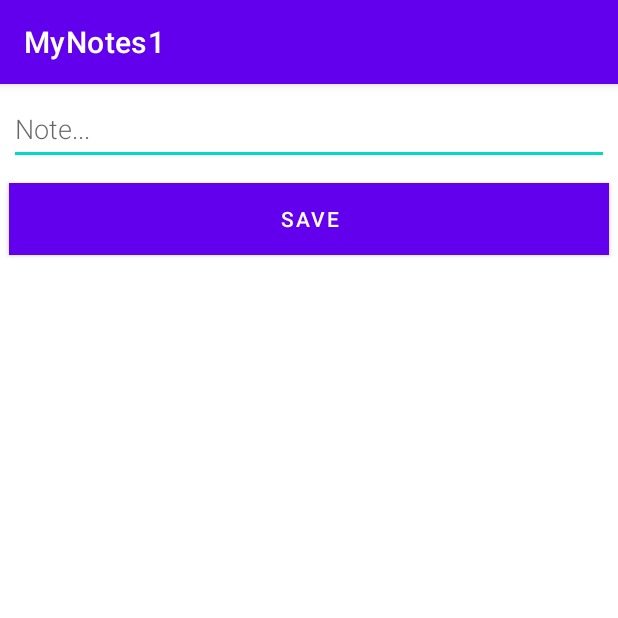
After one commit to Arsh-78/MiniProjectsLearning, an Android app: the NewNoteActivity screen opened directly, with no data from a screen before it, on a phone screen of 412 x 824 dp, the top half of it. The commit adds this screen. Run offline under Robolectric (Android 15) with nearby library versions, the phone set to English and light mode, and no system bars.

Commit message:
Notes Can be added and saved

```diff
--- a/Notes App/app/src/main/AndroidManifest.xml
+++ b/Notes App/app/src/main/AndroidManifest.xml
@@ -3,12 +3,14 @@
     package="com.example.mynotes1">
 
     <application
+        android:name=".Note.NotesApplication"
         android:allowBackup="true"
         android:icon="@mipmap/ic_launcher"
         android:label="@string/app_name"
         android:roundIcon="@mipmap/ic_launcher_round"
         android:supportsRtl="true"
         android:theme="@style/Theme.MyNotes1">
+        <activity android:name=".NewNoteActivity"></activity>
         <activity android:name=".MainActivity">
             <intent-filter>
                 <action android:name="android.intent.action.MAIN" />
--- /dev/null
+++ b/Notes App/app/src/main/java/com/example/mynotes1/NewNoteActivity.kt
@@ -0,0 +1,36 @@
+package com.example.mynotes1
+
+import android.app.Activity
+import android.content.Intent
+import androidx.appcompat.app.AppCompatActivity
+import android.os.Bundle
+import android.text.TextUtils
+import android.widget.Button
+import android.widget.EditText
+
+class NewNoteActivity : AppCompatActivity() {
+    private lateinit var editNoteView: EditText
+
+    public override fun onCreate(savedInstanceState: Bundle?) {
+        super.onCreate(savedInstanceState)
+        setContentView(R.layout.activity_new_note)
+        editNoteView = findViewById(R.id.edit_note)
+
+        val button = findViewById<Button>(R.id.button_save)
+        button.setOnClickListener {
+            val replyIntent = Intent()
+            if (TextUtils.isEmpty(editNoteView.text)) {
+                setResult(Activity.RESULT_CANCELED, replyIntent)
+            } else {
+                val note = editNoteView.text.toString()
+                replyIntent.putExtra(EXTRA_REPLY, note)
+                setResult(Activity.RESULT_OK, replyIntent)
+            }
+            finish()
+        }
+    }
+
+    companion object {
+        const val EXTRA_REPLY = "com.example.android.notelistsql.REPLY"
+    }
+}
--- a/Notes App/app/src/main/java/com/example/mynotes1/Note/Note.kt
+++ b/Notes App/app/src/main/java/com/example/mynotes1/Note/Note.kt
@@ -7,4 +7,4 @@ import androidx.room.PrimaryKey
 
 
 @Entity(tableName = "Note_table")
-data class Note( @ColumnInfo (name = "Note") var note: String,@PrimaryKey(autoGenerate = true) val id: Int)
+data class Note(@ColumnInfo (name = "Note") var note: String,@PrimaryKey(autoGenerate = true) val id: Int = 0)
--- a/Notes App/app/src/main/java/com/example/mynotes1/Note/NoteListAdapter.kt
+++ b/Notes App/app/src/main/java/com/example/mynotes1/Note/NoteListAdapter.kt
@@ -9,7 +9,7 @@ import androidx.recyclerview.widget.ListAdapter
 import androidx.recyclerview.widget.RecyclerView
 import com.example.mynotes1.R
 
-class NoteListAdapter : ListAdapter<Note, NoteListAdapter.NoteViewHolder>(NotessComparator()) {
+class NoteListAdapter : ListAdapter<Note, NoteListAdapter.NoteViewHolder>(NotesComparator()) {
 
     override fun onCreateViewHolder(parent: ViewGroup, viewType: Int): NoteViewHolder {
         return NoteViewHolder.create(parent)
@@ -36,7 +36,7 @@ class NoteListAdapter : ListAdapter<Note, NoteListAdapter.NoteViewHolder>(Notess
         }
     }
 
-    class NotessComparator : DiffUtil.ItemCallback<Note>() {
+    class NotesComparator : DiffUtil.ItemCallback<Note>() {
         override fun areItemsTheSame(oldItem: Note, newItem: Note): Boolean {
             return oldItem === newItem
         }
--- a/Notes App/app/src/main/java/com/example/mynotes1/Note/NoteRepository.kt
+++ b/Notes App/app/src/main/java/com/example/mynotes1/Note/NoteRepository.kt
@@ -19,4 +19,10 @@ class NoteRepository(private val noteDao: NoteDao) {
     suspend fun insert(note: Note) {
         noteDao.insert(note)
     }
+
+    @Suppress("RedundantSuspendModifier")
+    @WorkerThread
+    suspend fun deleteNote(note: Note) {
+        noteDao.deleteNote(note)
+    }
 }
--- a/Notes App/app/src/main/java/com/example/mynotes1/Note/NoteViewModel.kt
+++ b/Notes App/app/src/main/java/com/example/mynotes1/Note/NoteViewModel.kt
@@ -1,6 +1,7 @@
 package com.example.mynotes1.Note
 
 import androidx.lifecycle.*
+import kotlinx.coroutines.CoroutineScope
 import kotlinx.coroutines.launch
 
 class NoteViewModel(private val repository: NoteRepository) : ViewModel() {
@@ -17,6 +18,9 @@ class NoteViewModel(private val repository: NoteRepository) : ViewModel() {
     fun insert(note: Note) = viewModelScope.launch {
         repository.insert(note)
     }
+
+    fun deleteNote(note: Note)=viewModelScope.launch {
+    repository.deleteNote(note)}
 }
 
 class NoteViewModelFactory(private val repository: NoteRepository) : ViewModelProvider.Factory {
--- a/Notes App/app/src/main/java/com/example/mynotes1/Note/NotesApplication.kt
+++ b/Notes App/app/src/main/java/com/example/mynotes1/Note/NotesApplication.kt
@@ -1,10 +1,14 @@
 package com.example.mynotes1.Note
 
 import android.app.Application
+import kotlinx.coroutines.CoroutineScope
+import kotlinx.coroutines.SupervisorJob
 
 class NotesApplication : Application() {
+
+    val applicationScope = CoroutineScope(SupervisorJob())
     // Using by lazy so the database and the repository are only created when they're needed
     // rather than when the application starts
-    val database by lazy { NoteRoomDataBase.getDatabase(this) }
+    val database by lazy { NoteRoomDataBase.getDatabase(this,applicationScope) }
     val repository by lazy { NoteRepository(database.noteDao()) }
 }
--- a/Notes App/app/src/main/java/com/example/mynotes1/Note/NotesDAO.kt
+++ b/Notes App/app/src/main/java/com/example/mynotes1/Note/NotesDAO.kt
@@ -12,7 +12,7 @@ interface NoteDao {
     suspend fun insert(note: Note)
 
     @Delete
-    fun delete(note: Note)
+    fun deleteNote(note: Note)
 
     @Query("DELETE FROM Note_table")
     suspend fun deleteAll()
--- /dev/null
+++ b/Notes App/app/src/main/res/layout/activity_new_note.xml
@@ -0,0 +1,27 @@
+<?xml version="1.0" encoding="utf-8"?>
+<LinearLayout xmlns:android="http://schemas.android.com/apk/res/android"
+    android:orientation="vertical"
+    android:layout_width="match_parent"
+    android:layout_height="match_parent">
+
+    <EditText
+        android:id="@+id/edit_note"
+        android:layout_width="match_parent"
+        android:layout_height="wrap_content"
+        android:minHeight="@dimen/min_height"
+        android:fontFamily="sans-serif-light"
+        android:hint="@string/hint_word"
+        android:inputType="textAutoComplete"
+        android:layout_margin="@dimen/big_padding"
+        android:textSize="18sp" />
+
+    <Button
+        android:id="@+id/button_save"
+        android:layout_width="match_parent"
+        android:layout_height="wrap_content"
+        android:background="@color/colorPrimary"
+        android:text="@string/button_save"
+        android:layout_margin="@dimen/big_padding"
+        android:textColor="@color/buttonLabel" />
+
+</LinearLayout>
--- a/Notes App/app/src/main/res/layout/recyclerview_item.xml
+++ b/Notes App/app/src/main/res/layout/recyclerview_item.xml
@@ -13,5 +13,8 @@
         android:layout_width="match_parent"
         android:layout_height="wrap_content"
         android:textColor="@color/black"
-        android:background="@android:color/holo_orange_light" />
+        android:maxLines="1"
+        android:ellipsize="end"
+        android:background="@android:color/holo_orange_light"
+         />
 </LinearLayout>
--- a/Notes App/app/src/main/res/values/colors.xml
+++ b/Notes App/app/src/main/res/values/colors.xml
@@ -10,4 +10,5 @@
     <color name="colorAccent">#4bcbcc</color>
     <color name="black">#FF000000</color>
     <color name="white">#FFFFFFFF</color>
+    <color name="buttonLabel">#FFFFFF</color>
 </resources>
--- a/Notes App/app/src/main/res/values/dimens.xml
+++ b/Notes App/app/src/main/res/values/dimens.xml
@@ -1,4 +1,5 @@
 <?xml version="1.0" encoding="utf-8"?>
 <resources>
     <dimen name="big_padding">6dp</dimen>
+    <dimen name="min_height">48dp</dimen>
 </resources>
--- /dev/null
+++ b/Notes App/app/src/main/res/values/string.xml
@@ -0,0 +1,7 @@
+<?xml version="1.0" encoding="utf-8"?>
+<resources>
+    <string name="hint_word">Note...</string>
+    <string name="button_save">Save</string>
+    <string name="empty_not_saved">Note not saved because it is empty.</string>
+    <string name="add_word">Add Note</string>
+</resources>
```
Also changed, not shown: Notes App/app/src/main/java/com/example/mynotes1/MainActivity.kt (+42 -1 lines), Notes App/app/src/main/java/com/example/mynotes1/Note/NoteRoomDataBase.kt (+36 -2 lines).
